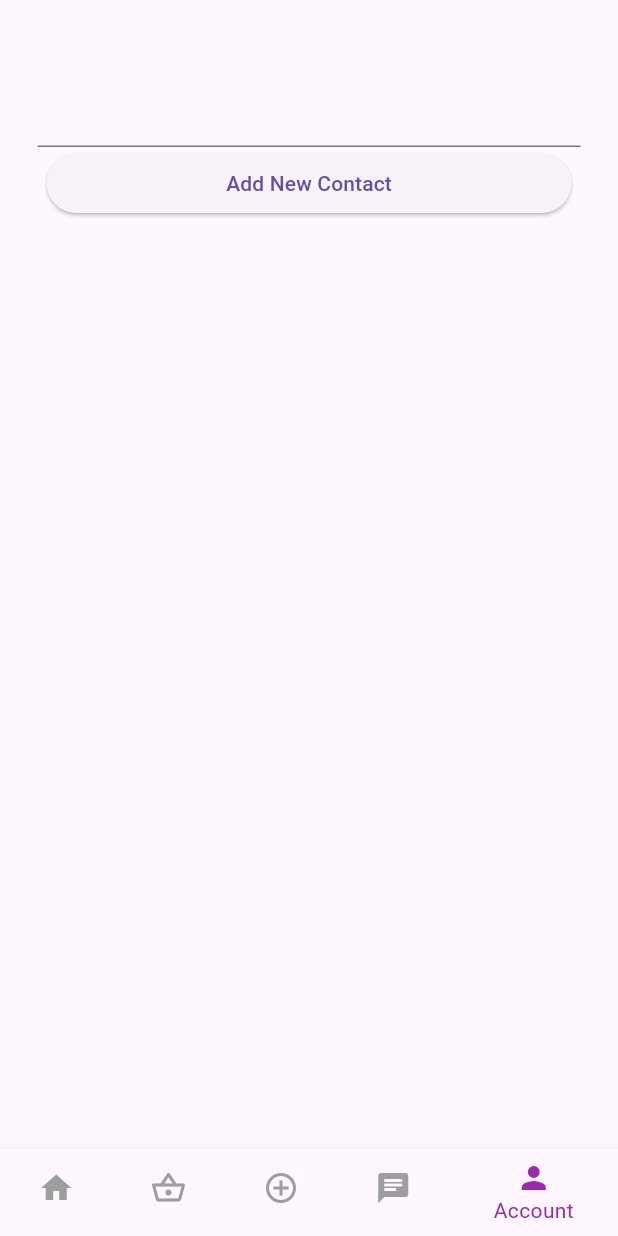
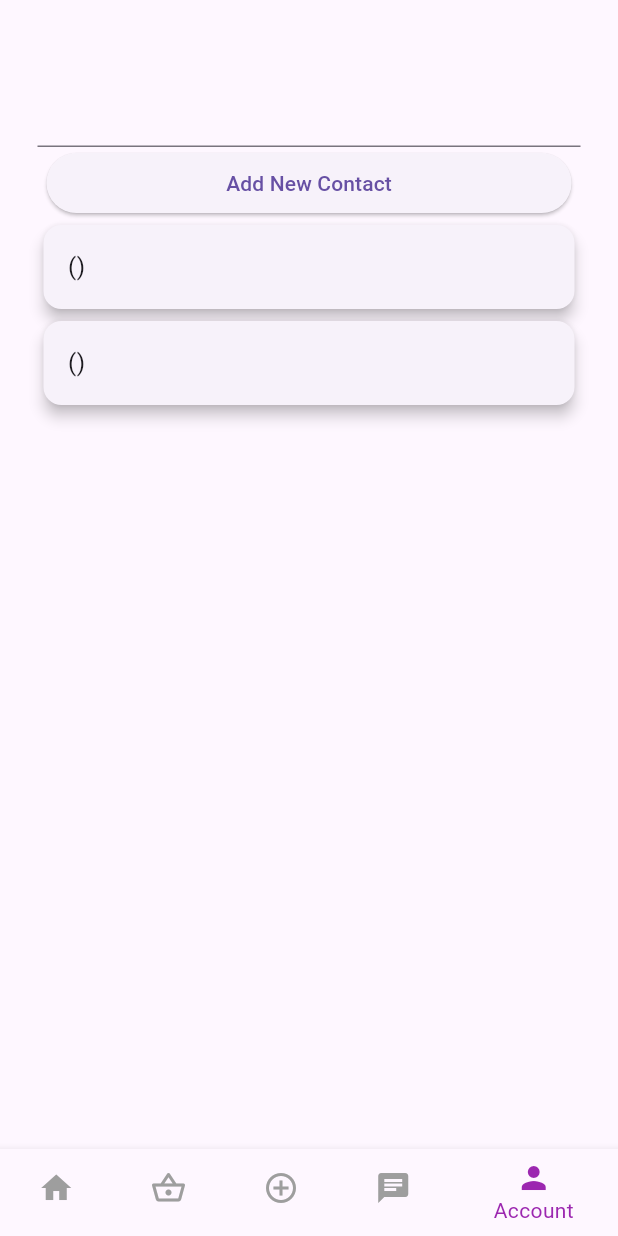
Before and after one commit to mm-zakaria/foodapp, a Flutter app: the screen it shows after launch, item 5 of the bottom bar chosen, on a phone screen of 412 x 824 dp. Run offline on Flutter 3.47's test engine with Material 3 defaults, Android fonts, the phone set to English and light mode, and no system bars; our stand-ins replace fluttertoast, google_fonts, hive, hive_flutter; accounts and stored records are empty.

Commit message:
try to see local added data

```diff
--- a/food/lib/pages/account.dart
+++ b/food/lib/pages/account.dart
@@ -29,6 +29,8 @@ class _AccountState extends State<Account> {
               controller: _controller,
             ),
             SizedBox(
+
+
               width: 350,
               child: ElevatedButton(
                   onPressed: () async {
@@ -43,6 +45,19 @@ class _AccountState extends State<Account> {
                   },
                   child: Text("Add New Contact")),
             ),
+          Expanded(child: ListView.builder(
+            itemCount: contactBox!.keys.toString().length,
+
+            itemBuilder: (_,index){
+              return Card(
+                elevation: 4,
+                child: ListTile(
+                  title: Text(contactBox!.keys.toString()),
+                ),
+              );
+
+
+            }))
           ],
         ),
       ),
```
